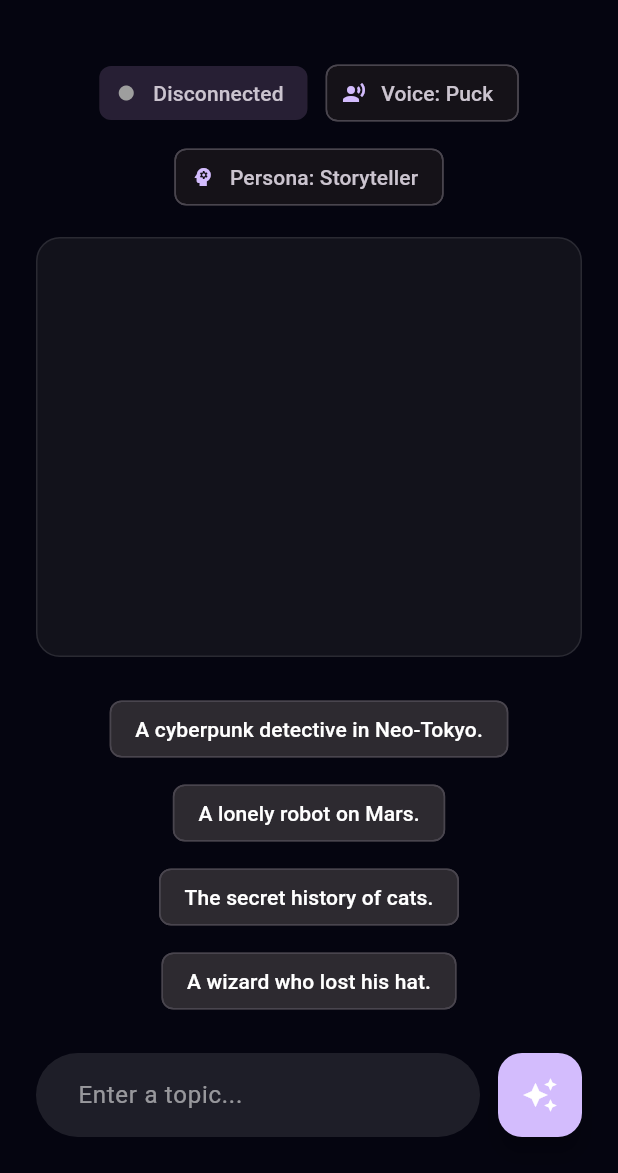
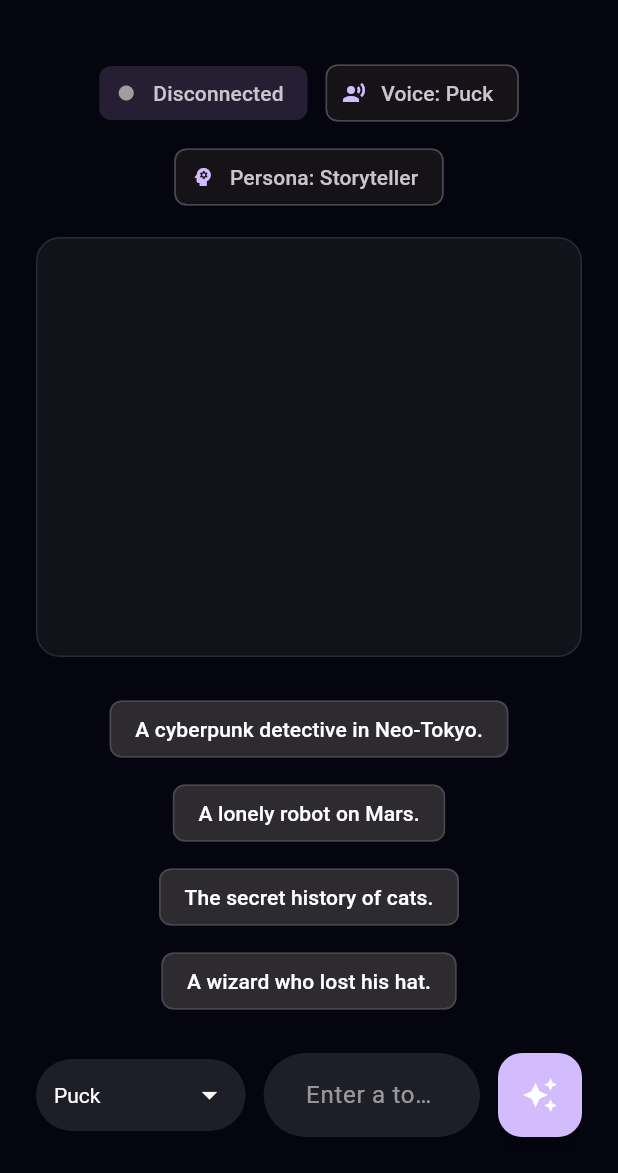
Before and after one commit to ghchinoy/echo-storyteller, a Flutter app: the screen it shows after launch, after a tap on the "auto awesome" icon, on a phone screen of 412 x 824 dp, the part 63-1236 px from its top. Run offline on Flutter 3.47's test engine with Material 3 defaults, Android fonts, the phone set to English and light mode, and no system bars; our stand-ins replace web; missing offline and left inert: dart:js_interop; network calls fail.

Commit message:
feat(echo): implement voice selection and stabilize deployment
- **Infrastructure:**
  - Standardized on Vertex AI backend (IAM) for Gemini access.
  - Added `setup_sa.sh` for automated Service Account provisioning with correct roles.
  - Fixed Cloud Build failures by adding explicit `.gcloudignore` whitelisting for `frontend/build/web`.
  - Updated `deploy.sh` to use `GOOGLE_CLOUD_PROJECT` and `GOOGLE_CLOUD_LOCATION`.

- **Frontend:**
  - Added **Voice Selector** dropdown to `EchoScreen` with full Gemini TTS voice list.
  - Updated WebSocket logic to support dynamic URLs (localhost vs Cloud Run) based on environment.
  - Refactored code to fix linting issues (deprecated `withOpacity` -> `withValues`).
  - Fixed `widget_test.dart` to use the correct `EchoApp` root widget.

- **Backend:**
  - Updated WebSocket handler to parse JSON payloads (`{topic, voice}`).
  - Integrated `Voice` parameter into Gemini TTS `StreamingSynthesize` calls.
  - Added comprehensive logging for Gemini stream and TTS lifecycle events.

- **Documentation:**
  - Updated `GEMINI.md` with strict coding conventions and `bd` task workflow.
  - Updated architecture diagrams and UI hierarchy documentation.

```diff
--- a/frontend/lib/main.dart
+++ b/frontend/lib/main.dart
@@ -1,6 +1,7 @@
-import 'dart:async';
+import 'dart:convert';
 import 'dart:typed_data';
 
+import 'package:flutter/foundation.dart';
 import 'package:flutter/material.dart';
 import 'package:web_socket_channel/web_socket_channel.dart';
 import 'audio/pcm_player.dart';
@@ -79,9 +80,17 @@ class _EchoScreenState extends State<EchoScreen> {
   final List<String> _transcript = [];
   final ScrollController _scrollController = ScrollController();
 
-  final String _voiceName = "Puck";
+  String _selectedVoice = "Puck";
   final String _modelName = "gemini-2.5-flash-tts";
   final String _stylePrompt = "Tell a short, engaging story. Keep it under 100 words.";
+
+  final List<String> _voices = [
+    "Achernar", "Achird", "Algenib", "Algieba", "Alnilam", "Aoede", "Autonoe",
+    "Callirrhoe", "Charon", "Despina", "Enceladus", "Erinome", "Fenrir", "Gacrux",
+    "Iapetus", "Kore", "Laomedeia", "Leda", "Orus", "Pulcherrima", "Puck",
+    "Rasalgethi", "Sadachbia", "Sadaltager", "Schedar", "Sulafat", "Umbriel",
+    "Vindemiatrix", "Zephyr", "Zubenelgenubi",
+  ];
 
   final List<String> _suggestions = [
     "A cyberpunk detective in Neo-Tokyo.",
@@ -114,9 +123,20 @@ class _EchoScreenState extends State<EchoScreen> {
     });
   }
 
+  Uri getWebSocketUrl() {
+    if (kDebugMode) {
+      return Uri.parse('ws://localhost:8080/ws');
+    }
+
+    final currentUri = Uri.base;
+    final wsScheme = currentUri.scheme == 'https' ? 'wss' : 'ws';
+    return currentUri.replace(scheme: wsScheme, path: '/ws');
+  }
+
   void _connect() {
     try {
-      _channel = WebSocketChannel.connect(Uri.parse('ws://localhost:8080/ws'));
+      final wsUrl = getWebSocketUrl();
+      _channel = WebSocketChannel.connect(wsUrl);
       setState(() => _status = "Connected");
 
       _channel!.stream.listen((message) {
@@ -165,7 +185,11 @@ class _EchoScreenState extends State<EchoScreen> {
         _transcript.clear();
       });
 
-      _channel!.sink.add(text);
+      final payload = jsonEncode({
+        "topic": text,
+        "voice": _selectedVoice,
+      });
+      _channel!.sink.add(payload);
     }
   }
 
@@ -182,7 +206,7 @@ class _EchoScreenState extends State<EchoScreen> {
     final isDark = Theme.of(context).brightness == Brightness.dark;
     final textColor = isDark ? Colors.white : Colors.black87;
     final dimColor = isDark ? Colors.white54 : Colors.black54;
-    final cardColor = isDark ? Colors.white.withOpacity(0.05) : Colors.white;
+    final cardColor = isDark ? Colors.white.withValues(alpha: 0.05) : Colors.white;
 
     return Scaffold(
       appBar: AppBar(
@@ -218,7 +242,7 @@ class _EchoScreenState extends State<EchoScreen> {
               children: [
                 // Status
                 Chip(
-                  backgroundColor: Theme.of(context).colorScheme.primaryContainer.withOpacity(0.3),
+                  backgroundColor: Theme.of(context).colorScheme.primaryContainer.withValues(alpha: 0.3),
                   side: BorderSide.none,
                   avatar: _isStreaming && _status != "Ready"
                       ? const SizedBox(width: 12, height: 12, child: CircularProgressIndicator(strokeWidth: 2))
@@ -228,8 +252,8 @@ class _EchoScreenState extends State<EchoScreen> {
                 // Latency
                 if (_ttfb != null)
                   Chip(
-                    backgroundColor: Colors.green.withOpacity(0.1),
-                    side: BorderSide(color: Colors.green.withOpacity(0.3)),
+                    backgroundColor: Colors.green.withValues(alpha: 0.1),
+                    side: BorderSide(color: Colors.green.withValues(alpha: 0.3)),
                     label: Text("TTFB: ${_ttfb}ms", style: const TextStyle(color: Colors.green, fontWeight: FontWeight.bold)),
                   ),
                 // Voice Info
@@ -237,7 +261,7 @@ class _EchoScreenState extends State<EchoScreen> {
                   message: "Model: $_modelName\nEncoding: LINEAR16 (24kHz)",
                   child: Chip(
                     avatar: const Icon(Icons.record_voice_over, size: 16),
-                    label: Text("Voice: $_voiceName"),
+                    label: Text("Voice: $_selectedVoice"),
                   ),
                 ),
                 // Persona Info
@@ -263,7 +287,7 @@ class _EchoScreenState extends State<EchoScreen> {
                   border: Border.all(color: isDark ? Colors.white10 : Colors.black12),
                   boxShadow: [
                     BoxShadow(
-                      color: Colors.black.withOpacity(0.05),
+                      color: Colors.black.withValues(alpha: 0.05),
                       blurRadius: 10,
                       spreadRadius: 2,
                     )
@@ -318,6 +342,36 @@ class _EchoScreenState extends State<EchoScreen> {
             // Input Area
             Row(
               children: [
+                // Voice Selector
+                Container(
+                  padding: const EdgeInsets.symmetric(horizontal: 12),
+                  decoration: BoxDecoration(
+                    color: isDark ? Colors.white10 : Colors.grey[200],
+                    borderRadius: BorderRadius.circular(30),
+                  ),
+                  child: DropdownButtonHideUnderline(
+                    child: DropdownButton<String>(
+                      value: _selectedVoice,
+                      icon: Icon(Icons.arrow_drop_down, color: textColor),
+                      dropdownColor: isDark ? Colors.grey[900] : Colors.white,
+                      style: TextStyle(color: textColor),
+                      onChanged: _isStreaming ? null : (String? newValue) {
+                        if (newValue != null) {
+                          setState(() {
+                            _selectedVoice = newValue;
+                          });
+                        }
+                      },
+                      items: _voices.map<DropdownMenuItem<String>>((String value) {
+                        return DropdownMenuItem<String>(
+                          value: value,
+                          child: Text(value),
+                        );
+                      }).toList(),
+                    ),
+                  ),
+                ),
+                const SizedBox(width: 12),
                 Expanded(
                   child: TextField(
                     controller: _controller,
--- a/frontend/pubspec.yaml
+++ b/frontend/pubspec.yaml
@@ -36,6 +36,7 @@ dependencies:
   cupertino_icons: ^1.0.8
   web_socket_channel: ^3.0.3
   just_audio: ^0.10.5
+  web: ^1.1.1
 
 dev_dependencies:
   flutter_test:
```
Also changed, not shown: .beads/config.yaml (added), .beads/metadata.json (added), docs/architecture.png, frontend/pubspec.lock, 10 other files.
